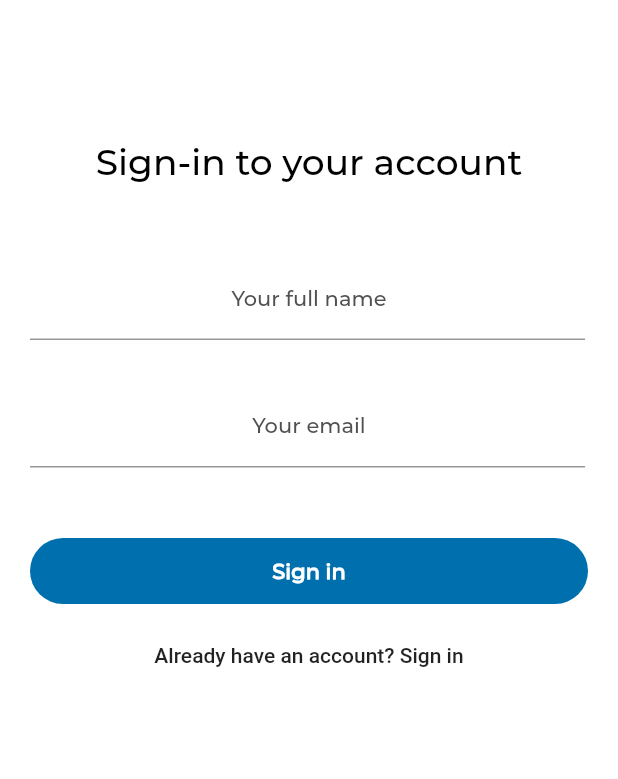
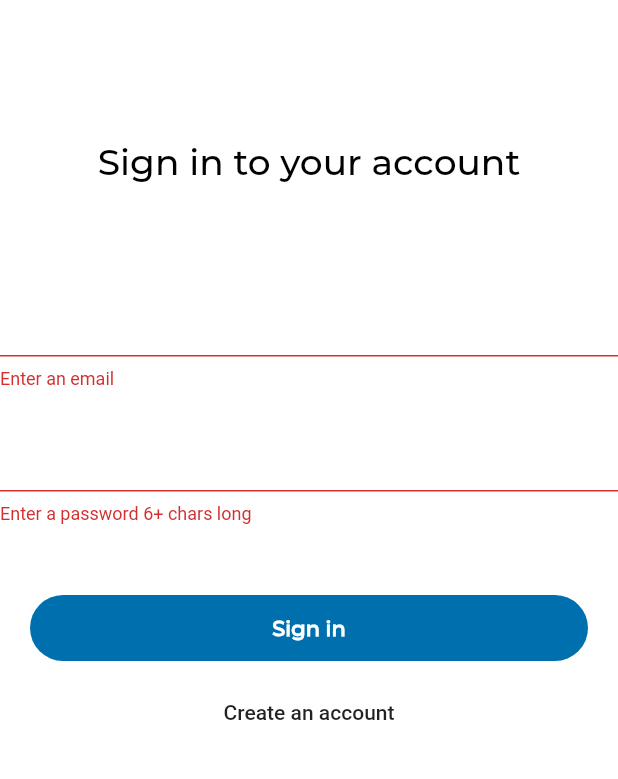
Before and after one commit to sujithjose5/practiceExchange, a Flutter app: the SignIn screen opened directly, after a tap on "Sign in", on a phone screen of 412 x 824 dp, the part 401-1180 px from its top. Run offline on Flutter 3.47's test engine with Material 2 defaults, Android fonts, the light colour scheme and no system bars; our stand-ins replace cloud_firestore, firebase_auth; accounts and stored records are empty; project files that could hold a hidden picture were left out.

Commit message:
User can now sign in

```diff
--- a/practice_exchange/lib/screens/authenticate/signin.dart
+++ b/practice_exchange/lib/screens/authenticate/signin.dart
@@ -25,9 +25,9 @@ class _SignInState extends State<SignIn> {
   String email = '';
   String password = '';
   String message = '';
+
   @override
   Widget build(BuildContext context) {
-
     return Scaffold(
       body: Container(
         constraints: BoxConstraints.expand(),
@@ -70,7 +70,7 @@ class _SignInState extends State<SignIn> {
               child: Container(
                 margin: EdgeInsets.only(top: 94),
                 child: Text(
-                  "Sign-in to your account",
+                  "Sign in to your account",
                   textAlign: TextAlign.center,
                   style: TextStyle(
                     color: AppColors.primaryText,
@@ -84,59 +84,84 @@ class _SignInState extends State<SignIn> {
             Align(
               alignment: Alignment.topCenter,
               child: Container(
-                margin: EdgeInsets.only(top: 67),
-                child: Text(
-                  "Your full name",
-                  textAlign: TextAlign.center,
-                  style: TextStyle(
-                    color: AppColors.secondaryText,
-                    fontFamily: "Montserrat",
-                    fontWeight: FontWeight.w500,
-                    fontSize: 14,
-                  ),
-                ),
+                  margin: EdgeInsets.only(top: 67),
+                  child: Form(
+                      key: _formKey,
+                      child: Column(
+                        children: <Widget>[
+                          TextFormField(
+                            //decoration: textInputDecoration.copyWith(hintText: 'Email'),
+                            validator: (val) =>
+                            val.isEmpty ? 'Enter an email' : null,
+                            onChanged: (val) {
+                              setState(() => email = val);
+                            },
+                          ),
+                          SizedBox(height: 20.0),
+                          TextFormField(
+                            //decoration: textInputDecoration.copyWith(hintText: 'Password'),
+                            obscureText: true,
+                            validator: (val) => val.length < 6
+                                ? 'Enter a password 6+ chars long'
+                                : null,
+                            onChanged: (val) {
+                              setState(() => password = val);
+                            },
+                          ),
+                        ],
+                      ))
+//                child: Text(
+//                  "Your full name",
+//                  textAlign: TextAlign.center,
+//                  style: TextStyle(
+//                    color: AppColors.secondaryText,
+//                    fontFamily: "Montserrat",
+//                    fontWeight: FontWeight.w500,
+//                    fontSize: 14,
+//                  ),
+//                ),
               ),
             ),
-            Align(
-              alignment: Alignment.topLeft,
-              child: Container(
-                width: 370,
-                height: 1,
-                margin: EdgeInsets.only(left: 20, top: 19),
-                decoration: BoxDecoration(
-                  color: AppColors.primaryElement,
-                ),
-                child: Container(),
-              ),
-            ),
-            Align(
-              alignment: Alignment.topCenter,
-              child: Container(
-                margin: EdgeInsets.only(top: 48),
-                child: Text(
-                  "Your email",
-                  textAlign: TextAlign.center,
-                  style: TextStyle(
-                    color: AppColors.secondaryText,
-                    fontFamily: "Montserrat",
-                    fontWeight: FontWeight.w500,
-                    fontSize: 14,
-                  ),
-                ),
-              ),
-            ),
-            Align(
-              alignment: Alignment.topLeft,
-              child: Container(
-                width: 370,
-                height: 1,
-                margin: EdgeInsets.only(left: 20, top: 19),
-                decoration: BoxDecoration(
-                  color: AppColors.primaryElement,
-                ),
-                child: Container(),
-              ),
-            ),
+//            Align(
+//              alignment: Alignment.topLeft,
+//              child: Container(
+//                width: 370,
+//                height: 1,
+//                margin: EdgeInsets.only(left: 20, top: 19),
+//                decoration: BoxDecoration(
+//                  color: AppColors.primaryElement,
+//                ),
+//                child: Container(),
+//              ),
+//            ),
+//            Align(
+//              alignment: Alignment.topCenter,
+//              child: Container(
+//                margin: EdgeInsets.only(top: 48),
+//                child: Text(
+//                  "Your email",
+//                  textAlign: TextAlign.center,
+//                  style: TextStyle(
+//                    color: AppColors.secondaryText,
+//                    fontFamily: "Montserrat",
+//                    fontWeight: FontWeight.w500,
+//                    fontSize: 14,
+//                  ),
+//                ),
+//              ),
+//            ),
+//            Align(
+//              alignment: Alignment.topLeft,
+//              child: Container(
+//                width: 370,
+//                height: 1,
+//                margin: EdgeInsets.only(left: 20, top: 19),
+//                decoration: BoxDecoration(
+//                  color: AppColors.primaryElement,
+//                ),
+//                child: Container(),
+//              ),
+//            ),
             Container(
               height: 44,
               margin: EdgeInsets.only(left: 20, top: 47, right: 20),
@@ -157,21 +182,8 @@ class _SignInState extends State<SignIn> {
                     ),
                   ),
                   Positioned(
+                    //top: 0,
                     child: FlatButton(
-                      onPressed: () async {
-                        if(_formKey.currentState.validate()){
-                          setState(() {
-                            loading = true;
-                          });
-                          dynamic result = await _auth.signInWithEmailAndPassword(email, password);
-                          if(result == null) {
-                            setState(() {
-                              loading = false;
-                              message = 'Could not sign in with those credentials';
-                            });
-                          }
-                        }
-                      },
                       child: Text(
                         "Sign in",
                         textAlign: TextAlign.center,
@@ -182,6 +194,20 @@ class _SignInState extends State<SignIn> {
                           fontSize: 14,
                         ),
                       ),
+                        onPressed: () async {
+                          if(_formKey.currentState.validate()){
+                            setState(() {
+                              loading = true;
+                            });
+                            dynamic result = await _auth.signInWithEmailAndPassword(email, password);
+                            if(result == null) {
+                              setState(() {
+                                loading = false;
+                                message = 'Could not sign in with those credentials';
+                              });
+                            }
+                          }
+                        }
                     ),
                   ),
                 ],
@@ -192,7 +218,7 @@ class _SignInState extends State<SignIn> {
             ),
             FlatButton(
                 onPressed: () => widget.toggleView(),
-                child: Center(child: Text('Already have an account? Sign in')))
+                child: Center(child: Text('Create an account')))
           ],
         ),
       ),
```
